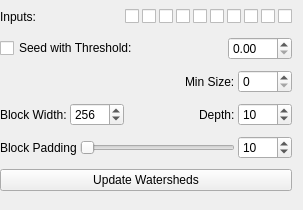
Qt form ilastik/applets/vigraWatershedViewer/drawer.ui (ilastik/ilastik) before a commit.
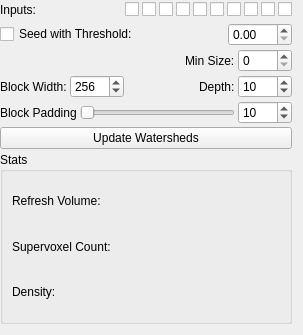
The same form after that commit.

Commit message: Watershed Viewer: Display density of supervoxels after update.

```diff
--- a/ilastik/applets/vigraWatershedViewer/drawer.ui
+++ b/ilastik/applets/vigraWatershedViewer/drawer.ui
@@ -7,7 +7,7 @@
     <x>0</x>
     <y>0</y>
     <width>303</width>
-    <height>210</height>
+    <height>335</height>
    </rect>
   </property>
   <property name="windowTitle">
@@ -343,6 +343,36 @@
      </property>
     </widget>
    </item>
+   <item>
+    <widget class="QGroupBox" name="statsGroupBox">
+     <property name="title">
+      <string>Stats</string>
+     </property>
+     <layout class="QVBoxLayout" name="verticalLayout_2">
+      <item>
+       <widget class="QLabel" name="refreshVolumeLabel">
+        <property name="text">
+         <string>Refresh Volume:</string>
+        </property>
+       </widget>
+      </item>
+      <item>
+       <widget class="QLabel" name="superVoxelCountLabel">
+        <property name="text">
+         <string>Supervoxel Count:</string>
+        </property>
+       </widget>
+      </item>
+      <item>
+       <widget class="QLabel" name="densityLabel">
+        <property name="text">
+         <string>Density:</string>
+        </property>
+       </widget>
+      </item>
+     </layout>
+    </widget>
+   </item>
   </layout>
  </widget>
  <resources/>
```
The commit also changes 1 other file.
